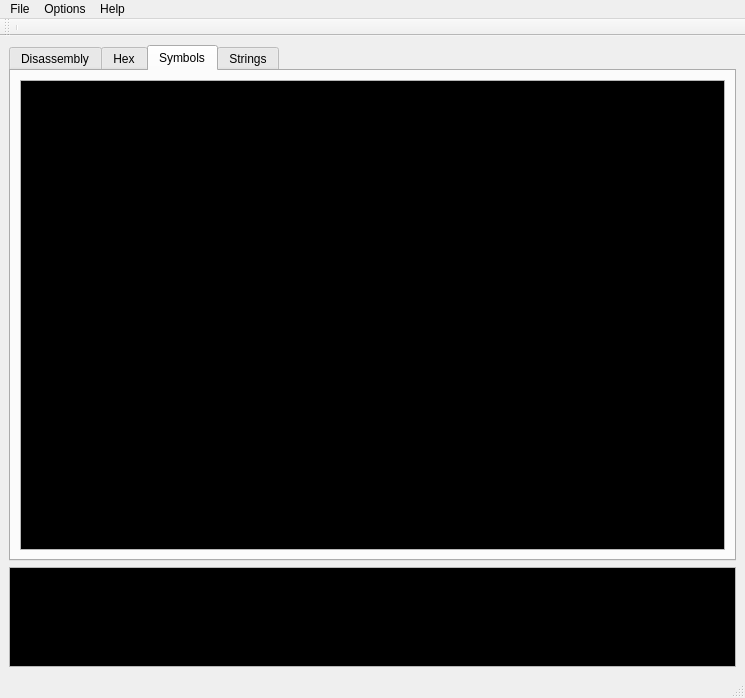
Before: the Qt Designer form uvudec/GUI/uvudec.ui in JohnDMcMaster/uvudec, drawn with Qt 5.
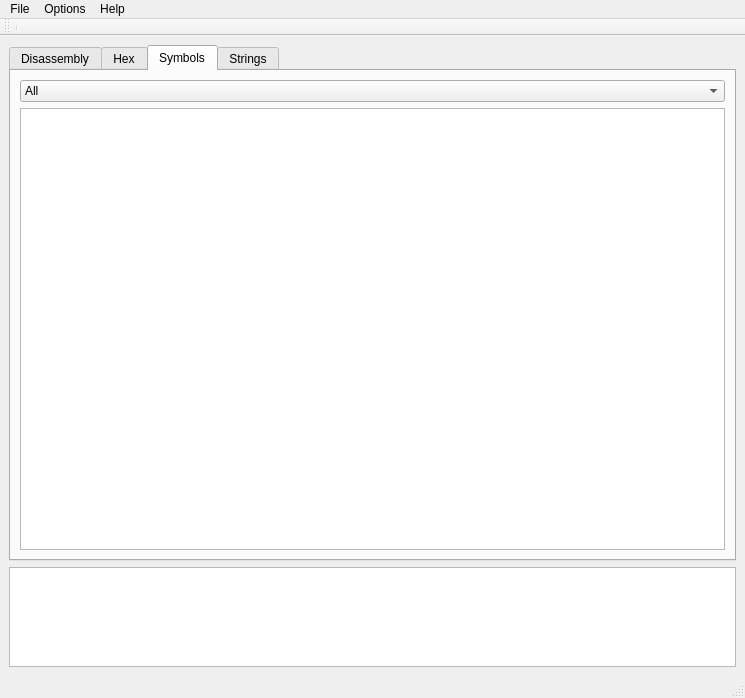
After: the same form once the commit is applied. The open tabs and pages were chosen to show the change. Custom widgets are drawn as their Qt base class.

Commit message: White background on symbols view, symbol type selection dialog

```diff
--- a/uvudec/GUI/uvudec.ui
+++ b/uvudec/GUI/uvudec.ui
@@ -29,7 +29,7 @@
       <brush brushstyle="SolidPattern">
        <color alpha="255">
         <red>0</red>
-        <green>255</green>
+        <green>0</green>
         <blue>0</blue>
        </color>
       </brush>
@@ -37,9 +37,9 @@
      <colorrole role="Base">
       <brush brushstyle="SolidPattern">
        <color alpha="255">
-        <red>0</red>
-        <green>0</green>
-        <blue>0</blue>
+        <red>255</red>
+        <green>255</green>
+        <blue>255</blue>
        </color>
       </brush>
      </colorrole>
@@ -49,7 +49,7 @@
       <brush brushstyle="SolidPattern">
        <color alpha="255">
         <red>0</red>
-        <green>255</green>
+        <green>0</green>
         <blue>0</blue>
        </color>
       </brush>
@@ -57,9 +57,9 @@
      <colorrole role="Base">
       <brush brushstyle="SolidPattern">
        <color alpha="255">
-        <red>0</red>
-        <green>0</green>
-        <blue>0</blue>
+        <red>255</red>
+        <green>255</green>
+        <blue>255</blue>
        </color>
       </brush>
      </colorrole>
@@ -146,7 +146,26 @@
        <attribute name="title">
         <string>Symbols</string>
        </attribute>
-       <layout class="QHBoxLayout" name="horizontalLayout">
+       <layout class="QVBoxLayout" name="verticalLayout_3">
+        <item>
+         <widget class="QComboBox" name="symbolsFilter">
+          <item>
+           <property name="text">
+            <string>All</string>
+           </property>
+          </item>
+          <item>
+           <property name="text">
+            <string>Functions</string>
+           </property>
+          </item>
+          <item>
+           <property name="text">
+            <string>Variables</string>
+           </property>
+          </item>
+         </widget>
+        </item>
         <item>
          <widget class="QListWidget" name="symbolsList">
           <property name="sizePolicy">
```
Left out of the diff: 2 changed lines with no effect on the pictures.
